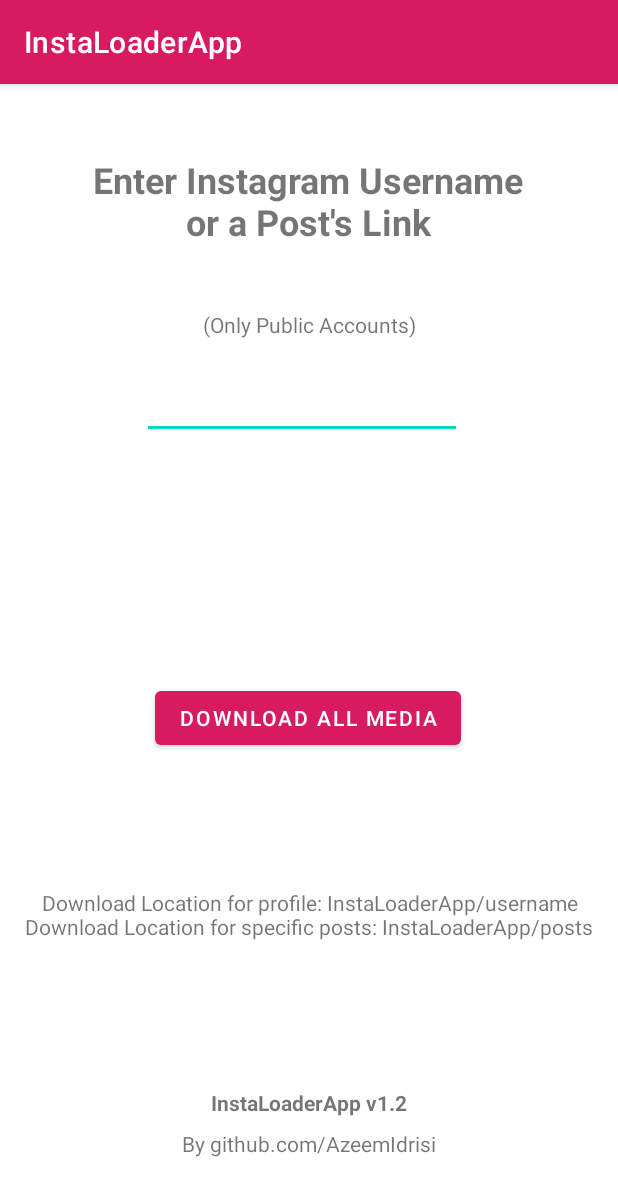
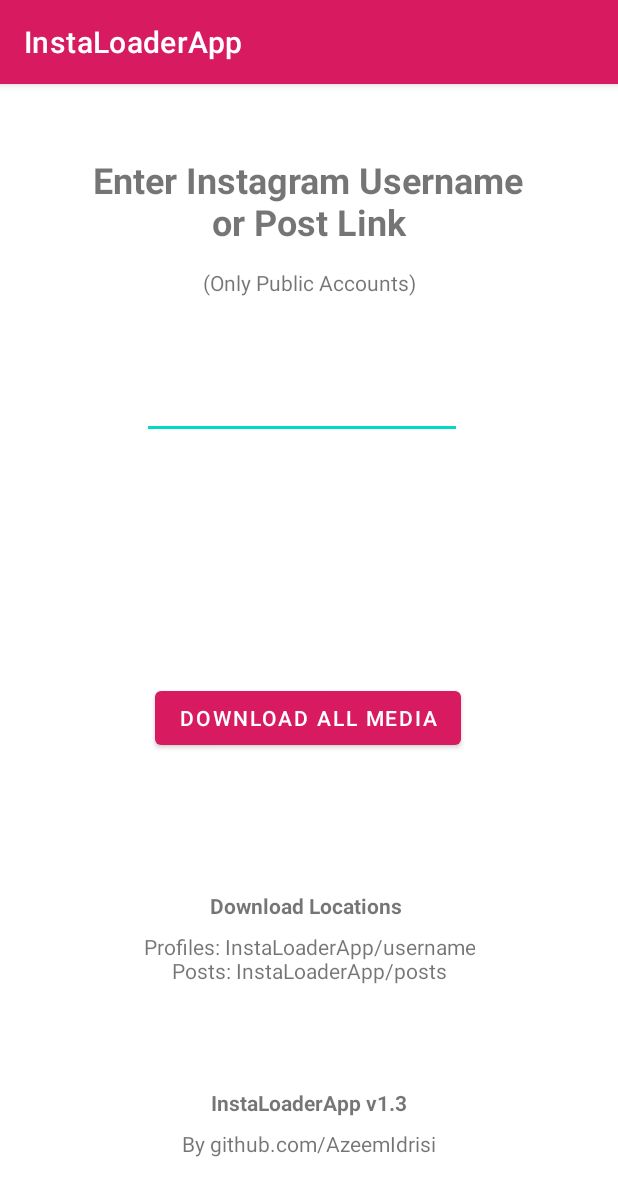
Before and after one commit to AzeemIdrisi/InstaLoaderApp, an Android app: the screen it shows after launch (MainActivity), on a phone screen of 412 x 824 dp. Shown: the top 1196 px of the screen. Run offline under Robolectric (Android 15) with nearby library versions, the phone set to English and light mode, and no system bars; libraries missing offline, so code that uses them is left out: com.chaquo.python; 7 statements that could not run were skipped.

Commit message:
v1.3 Added option to Download a single Post

```diff
--- a/app/src/main/java/com/alphacorp/instaloader/MainActivity.kt
+++ b/app/src/main/java/com/alphacorp/instaloader/MainActivity.kt
@@ -58,7 +58,7 @@ class MainActivity : AppCompatActivity() {
 
 
         val Box = findViewById<EditText>(R.id.inputBox)
-        val dl_status = findViewById<TextView>(R.id.textView2)
+        val dl_status = findViewById<TextView>(R.id.StatusText)
         val Btn = findViewById<Button>(R.id.button)
 
 
@@ -89,7 +89,7 @@ class MainActivity : AppCompatActivity() {
                                     "Something went wrong",
                                     Toast.LENGTH_LONG
                                 ).show()
-                                val show_error = findViewById<TextView>(R.id.textView2)
+                                val show_error = findViewById<TextView>(R.id.StatusText)
                                 val error_name = error.toString().split(":")
                                 show_error.text = error_name.toString()
                             }
@@ -103,7 +103,7 @@ class MainActivity : AppCompatActivity() {
                     } catch (error: Throwable) {
                         Toast.makeText(this@MainActivity, "Something went wrong", Toast.LENGTH_LONG)
                             .show()
-                        val show_error = findViewById<TextView>(R.id.textView2)
+                        val show_error = findViewById<TextView>(R.id.StatusText)
                         val error_name = error.toString().split(":")
                         show_error.text = error_name[error_name.size - 1]
                     }
@@ -126,7 +126,7 @@ class MainActivity : AppCompatActivity() {
                                     "Something went wrong",
                                     Toast.LENGTH_LONG
                                 ).show()
-                                val show_error = findViewById<TextView>(R.id.textView2)
+                                val show_error = findViewById<TextView>(R.id.StatusText)
                                 val error_name = error.toString().split(":")
                                 show_error.text = error_name[error_name.size - 1]
                             }
--- a/app/src/main/res/layout/activity_main.xml
+++ b/app/src/main/res/layout/activity_main.xml
@@ -14,7 +14,7 @@
             android:id="@+id/Text1"
             android:layout_width="wrap_content"
             android:layout_height="wrap_content"
-            android:text="Enter Instagram Username\nor a Post's Link"
+            android:text="Enter Instagram Username\nor Post Link"
             android:textAlignment="center"
             android:textSize="24sp"
             android:textStyle="bold"
@@ -56,7 +56,7 @@
             android:id="@+id/version"
             android:layout_width="wrap_content"
             android:layout_height="wrap_content"
-            android:text="InstaLoaderApp v1.2"
+            android:text="InstaLoaderApp v1.3"
             android:textStyle="bold"
             app:layout_constraintBottom_toBottomOf="parent"
             app:layout_constraintEnd_toEndOf="parent"
@@ -77,29 +77,44 @@
             app:layout_constraintVertical_bias="0.977" />
 
         <TextView
-            android:id="@+id/textView2"
+            android:id="@+id/StatusText"
             android:layout_width="wrap_content"
             android:layout_height="wrap_content"
             android:text=""
             app:layout_constraintBottom_toTopOf="@+id/button"
             app:layout_constraintEnd_toEndOf="parent"
-            app:layout_constraintHorizontal_bias="0.497"
+            app:layout_constraintHorizontal_bias="0.498"
             app:layout_constraintStart_toStartOf="parent"
             app:layout_constraintTop_toBottomOf="@+id/inputBox"
-            app:layout_constraintVertical_bias="0.784" />
+            app:layout_constraintVertical_bias="0.545" />
+
+        <TextView
+            android:id="@+id/downloadLocationsText"
+            android:layout_width="wrap_content"
+            android:layout_height="wrap_content"
+            android:text="Download Locations"
+            android:textAlignment="center"
+            android:textStyle="bold"
+            app:layout_constraintBottom_toBottomOf="parent"
+            app:layout_constraintEnd_toEndOf="parent"
+            app:layout_constraintHorizontal_bias="0.492"
+            app:layout_constraintStart_toStartOf="parent"
+            app:layout_constraintTop_toTopOf="parent"
+            app:layout_constraintVertical_bias="0.755" />
 
         <TextView
             android:id="@+id/textView3"
             android:layout_width="wrap_content"
             android:layout_height="wrap_content"
-            android:text="Download Location for profile: InstaLoaderApp/username\nDownload Location for specific posts: InstaLoaderApp/posts"
+            android:text="Profiles: InstaLoaderApp/username\nPosts: InstaLoaderApp/posts"
             android:textAlignment="center"
             app:layout_constraintBottom_toBottomOf="parent"
             app:layout_constraintEnd_toEndOf="parent"
             app:layout_constraintHorizontal_bias="0.5"
             app:layout_constraintStart_toStartOf="parent"
             app:layout_constraintTop_toTopOf="parent"
-            app:layout_constraintVertical_bias="0.769" />
+            app:layout_constraintVertical_bias="0.811" />
+
 
         <TextView
             android:id="@+id/textView4"
@@ -110,7 +125,7 @@
             app:layout_constraintEnd_toEndOf="parent"
             app:layout_constraintStart_toStartOf="parent"
             app:layout_constraintTop_toTopOf="parent"
-            app:layout_constraintVertical_bias="0.211" />
+            app:layout_constraintVertical_bias="0.172" />
 
     </androidx.constraintlayout.widget.ConstraintLayout>
 
```
